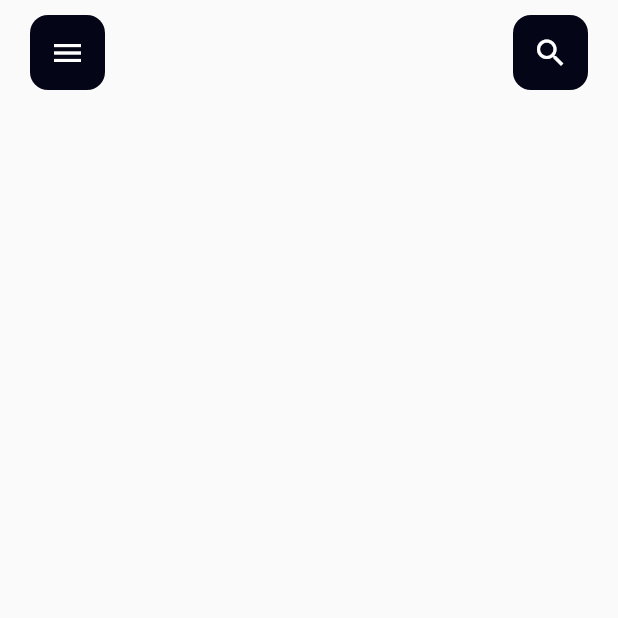
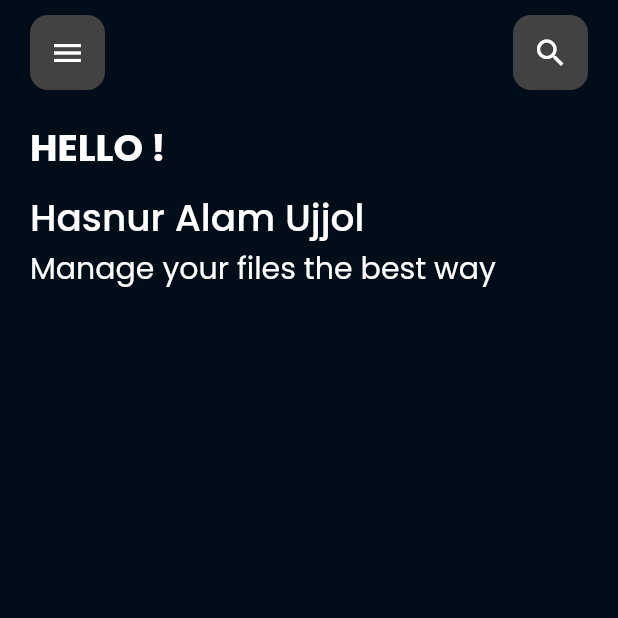
Before and after one commit to Ozurumba007/File-_manager_UI_app, a Flutter app: the screen it shows after launch, on a phone screen of 412 x 824 dp, the top half of it. Run offline on Flutter 3.47's test engine with Material 2 defaults, Android fonts, the phone set to English and light mode, and no system bars; our stand-ins replace google_fonts.

Commit message:
added the heading text and sub heading text to the home_page

```diff
--- a/lib/component/custom_app_bar.dart
+++ b/lib/component/custom_app_bar.dart
@@ -12,7 +12,7 @@ class CustomAppBar extends StatelessWidget {
           height: 50,
           width: 50,
           decoration: BoxDecoration(
-            color: Color.fromARGB(255, 4, 5, 22),
+            color: Colors.grey[800],
             borderRadius: BorderRadius.circular(12),
           ),
           child: Icon(Icons.menu, color: Colors.white),
@@ -21,7 +21,7 @@ class CustomAppBar extends StatelessWidget {
           height: 50,
           width: 50,
           decoration: BoxDecoration(
-            color: Color.fromARGB(255, 4, 5, 22),
+            color: Colors.grey[800],
             borderRadius: BorderRadius.circular(12),
           ),
           child: Icon(Icons.search, color: Colors.white),
--- a/lib/page/home_page.dart
+++ b/lib/page/home_page.dart
@@ -1,5 +1,6 @@
 import 'package:file_manager_app_ui/component/custom_app_bar.dart';
 import 'package:flutter/material.dart';
+import 'package:google_fonts/google_fonts.dart';
 
 class HomePage extends StatefulWidget {
   const HomePage({super.key});
@@ -11,18 +12,52 @@ class HomePage extends StatefulWidget {
 class _HomePageState extends State<HomePage> {
   @override
   Widget build(BuildContext context) {
-    return const Scaffold(
+    return Scaffold(
+      backgroundColor: Color.fromARGB(255, 1, 13, 25),
       body: SafeArea(
         child: Padding(
           padding: const EdgeInsets.symmetric(horizontal: 20.0),
           child: Column(
+            crossAxisAlignment: CrossAxisAlignment.start,
             children: [
               // app bar
               SizedBox(height: 10),
               CustomAppBar(),
+
               // heading text
+              SizedBox(height: 20),
+              Text(
+                'HELLO !',
+                style: GoogleFonts.poppins(
+                  fontSize: 25,
+                  fontWeight: FontWeight.bold,
+                  color: Colors.white,
+                ),
+              ),
+              SizedBox(height: 10),
+              Text(
+                'Hasnur Alam Ujjol ',
+                style: GoogleFonts.poppins(
+                  fontSize: 25,
+                  fontWeight: FontWeight.w500,
+                  color: Colors.white,
+                ),
+              ),
 
               // sub heading text
+
+              Text(
+                'Manage your files the best way',
+                style: GoogleFonts.poppins(
+                  fontSize: 20,
+                  fontWeight: FontWeight.w400,
+                  color: Colors.white,
+                ),
+              ),
+
+              SizedBox(height: 50),
+
+              // folder structure
 
               // recent file + list Tile
             ],
```
